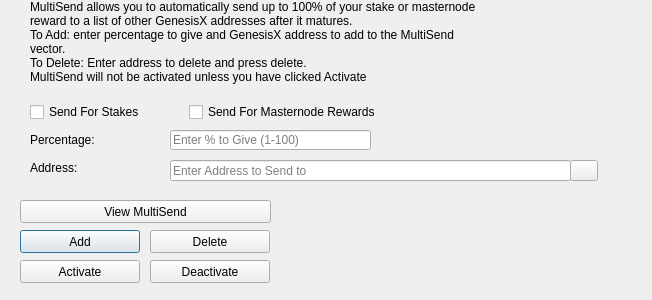
Qt form qt/forms/multisenddialog.ui (Ratstang/Test-QT) before a commit.
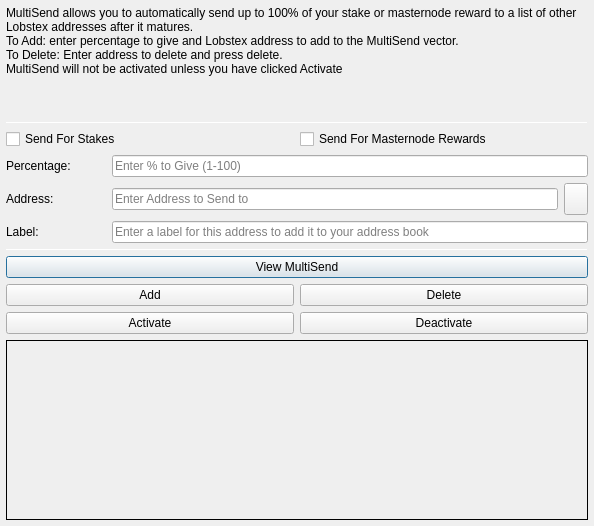
The same form after that commit. Icons and pictures are not drawn.

What changed in the file:
```diff
--- a/qt/forms/multisenddialog.ui
+++ b/qt/forms/multisenddialog.ui
@@ -9,22 +9,106 @@
    <rect>
     <x>0</x>
     <y>0</y>
-    <width>652</width>
-    <height>300</height>
+    <width>594</width>
+    <height>526</height>
    </rect>
   </property>
   <property name="windowTitle">
    <string>MultiSend</string>
   </property>
+  <layout class="QVBoxLayout" name="verticalLayout" stretch="0">
+   <property name="leftMargin">
+    <number>6</number>
+   </property>
+   <property name="topMargin">
+    <number>6</number>
+   </property>
+   <property name="rightMargin">
+    <number>6</number>
+   </property>
+   <property name="bottomMargin">
+    <number>6</number>
+   </property>
+   <item>
+    <layout class="QVBoxLayout" name="verticalLayout_Main" stretch="1,1,1,0,1,1,1">
+     <item>
+      <widget class="QLabel" name="label_2">
+       <property name="lineWidth">
+        <number>1</number>
+       </property>
+       <property name="text">
+        <string>MultiSend allows you to automatically send up to 100% of your stake or masternode reward to a list of other Lobstex addresses after it matures.
+To Add: enter percentage to give and Lobstex address to add to the MultiSend vector.
+To Delete: Enter address to delete and press delete.
+MultiSend will not be activated unless you have clicked Activate</string>
+       </property>
+       <property name="alignment">
+        <set>Qt::AlignLeading|Qt::AlignLeft|Qt::AlignTop</set>
+       </property>
+       <property name="wordWrap">
+        <bool>true</bool>
+       </property>
+      </widget>
+     </item>
+     <item>
+      <widget class="Line" name="line">
+       <property name="minimumSize">
+        <size>
+         <width>0</width>
+         <height>1</height>
+        </size>
+       </property>
+       <property name="maximumSize">
+        <size>
+         <width>16777215</width>
+         <height>1</height>
+        </size>
+       </property>
+       <property name="orientation">
+        <enum>Qt::Horizontal</enum>
+       </property>
+      </widget>
+     </item>
+     <item>
+      <layout class="QVBoxLayout" name="verticalLayout_Settings">
+       <item>
+        <layout class="QHBoxLayout" name="horizontalLayout">
+         <item>
+          <widget class="QCheckBox" name="multiSendStakeCheckBox">
+           <property name="text">
+            <string>Send For Stakes</string>
+           </property>
+          </widget>
+         </item>
+         <item>
+          <widget class="QCheckBox" name="multiSendMasternodeCheckBox">
+           <property name="text">
+            <string>Send For Masternode Rewards</string>
+           </property>
+          </widget>
+         </item>
+        </layout>
+       </item>
+       <item>
+        <layout class="QHBoxLayout" name="horizontalLayout_6">
+         <item>
+          <widget class="QLabel" name="label">
+           <property name="minimumSize">
+            <size>
+             <width>100</width>
+             <height>0</height>
+            </size>
+           </property>
+           <property name="toolTip">
+            <string>Percentage of stake to send</string>
+           </property>
+           <property name="text">
+            <string>Percentage:</string>
+           </property>
+          </widget>
+         </item>
+         <item>
   <widget class="QLineEdit" name="multiSendPercentEdit">
-   <property name="geometry">
-    <rect>
-     <x>170</x>
-     <y>130</y>
-     <width>201</width>
-     <height>20</height>
-    </rect>
-   </property>
    <property name="toolTip">
     <string>Enter whole numbers 1 - 100</string>
    </property>
@@ -32,15 +116,29 @@
     <string>Enter % to Give (1-100)</string>
    </property>
   </widget>
+         </item>
+        </layout>
+       </item>
+       <item>
+        <layout class="QHBoxLayout" name="horizontalLayout_7">
+         <item>
+          <widget class="QLabel" name="label_5">
+           <property name="minimumSize">
+            <size>
+             <width>100</width>
+             <height>0</height>
+            </size>
+           </property>
+           <property name="toolTip">
+            <string>Address to send portion of stake to</string>
+           </property>
+           <property name="text">
+            <string>Address:</string>
+           </property>
+          </widget>
+         </item>
+         <item>
   <widget class="QLineEdit" name="multiSendAddressEdit">
-   <property name="geometry">
-    <rect>
-     <x>170</x>
-     <y>160</y>
-     <width>401</width>
-     <height>21</height>
-    </rect>
-   </property>
    <property name="toolTip">
     <string/>
    </property>
@@ -48,87 +146,14 @@
     <string>Enter Address to Send to</string>
    </property>
   </widget>
-  <widget class="QLabel" name="label_2">
-   <property name="geometry">
-    <rect>
-     <x>30</x>
-     <y>0</y>
-     <width>451</width>
-     <height>121</height>
-    </rect>
-   </property>
-   <property name="lineWidth">
-    <number>1</number>
-   </property>
-   <property name="text">
-    <string>MultiSend allows you to automatically send up to 100% of your stake or masternode reward to a list of other GenesisX addresses after it matures.
-To Add: enter percentage to give and GenesisX address to add to the MultiSend vector.
-To Delete: Enter address to delete and press delete.
-MultiSend will not be activated unless you have clicked Activate</string>
-   </property>
-   <property name="alignment">
-    <set>Qt::AlignLeading|Qt::AlignLeft|Qt::AlignTop</set>
-   </property>
-   <property name="wordWrap">
-    <bool>true</bool>
-   </property>
-  </widget>
-  <widget class="QLabel" name="message">
-   <property name="geometry">
-    <rect>
-     <x>290</x>
-     <y>200</y>
-     <width>351</width>
-     <height>91</height>
-    </rect>
-   </property>
-   <property name="text">
-    <string/>
-   </property>
-  </widget>
-  <widget class="QPushButton" name="addButton">
-   <property name="geometry">
-    <rect>
-     <x>20</x>
-     <y>230</y>
-     <width>120</width>
-     <height>23</height>
-    </rect>
-   </property>
-   <property name="toolTip">
-    <string/>
-   </property>
-   <property name="statusTip">
-    <string>Add to MultiSend Vector</string>
-   </property>
-   <property name="text">
-    <string>Add</string>
-   </property>
-  </widget>
-  <widget class="QPushButton" name="disableButton">
-   <property name="geometry">
-    <rect>
-     <x>150</x>
-     <y>260</y>
-     <width>120</width>
-     <height>23</height>
-    </rect>
-   </property>
-   <property name="statusTip">
-    <string>Deactivate MultiSend</string>
-   </property>
-   <property name="text">
-    <string>Deactivate</string>
-   </property>
-  </widget>
-  <widget class="QPushButton" name="addressBookButton">
-   <property name="geometry">
-    <rect>
-     <x>570</x>
-     <y>160</y>
-     <width>28</width>
-     <height>21</height>
-    </rect>
+         </item>
+         <item>
+          <widget class="QToolButton" name="addressBookButton">
+           <property name="maximumSize">
+            <size>
+             <width>16777215</width>
+             <height>32</height>
+            </size>
    </property>
    <property name="toolTip">
     <string>Choose an address from the address book</string>
@@ -143,51 +168,85 @@
    <property name="shortcut">
     <string>Alt+A</string>
    </property>
-   <property name="autoDefault">
-    <bool>false</bool>
-   </property>
-  </widget>
-  <widget class="QLabel" name="label">
-   <property name="geometry">
-    <rect>
-     <x>30</x>
-     <y>130</y>
-     <width>121</width>
-     <height>20</height>
-    </rect>
-   </property>
+          </widget>
+         </item>
+        </layout>
+       </item>
+      </layout>
+     </item>
+     <item>
+      <layout class="QHBoxLayout" name="horizontalLayout_3">
+       <item>
+        <widget class="QLabel" name="label_3">
+         <property name="minimumSize">
+          <size>
+           <width>100</width>
+           <height>0</height>
+          </size>
+         </property>
+         <property name="text">
+          <string>Label:</string>
+         </property>
+        </widget>
+       </item>
+       <item>
+        <widget class="QLineEdit" name="labelAddressLabelEdit">
+         <property name="placeholderText">
+          <string>Enter a label for this address to add it to your address book</string>
+         </property>
+        </widget>
+       </item>
+      </layout>
+     </item>
+     <item>
+      <widget class="Line" name="line_2">
+       <property name="minimumSize">
+        <size>
+         <width>0</width>
+         <height>1</height>
+        </size>
+       </property>
+       <property name="maximumSize">
+        <size>
+         <width>16777215</width>
+         <height>1</height>
+        </size>
+       </property>
+       <property name="orientation">
+        <enum>Qt::Horizontal</enum>
+       </property>
+      </widget>
+     </item>
+     <item>
+      <layout class="QVBoxLayout" name="verticalLayout_Buttons">
+       <item>
+        <layout class="QHBoxLayout" name="horizontalLayout_4">
+         <item>
+          <widget class="QPushButton" name="viewButton">
    <property name="toolTip">
     <string>Percentage of stake to send</string>
    </property>
    <property name="text">
-    <string>Percentage:</string>
-   </property>
-  </widget>
-  <widget class="QLabel" name="label_5">
-   <property name="geometry">
-    <rect>
-     <x>30</x>
-     <y>160</y>
-     <width>111</width>
-     <height>16</height>
-    </rect>
-   </property>
+            <string>View MultiSend</string>
+           </property>
+          </widget>
+         </item>
+        </layout>
+       </item>
+       <item>
+        <layout class="QHBoxLayout" name="horizontalLayout_2">
+         <item>
+          <widget class="QPushButton" name="addButton">
    <property name="toolTip">
     <string>Address to send portion of stake to</string>
    </property>
    <property name="text">
-    <string>Address:</string>
-   </property>
-  </widget>
+            <string>Add</string>
+           </property>
+          </widget>
+         </item>
+         <item>
   <widget class="QPushButton" name="deleteButton">
-   <property name="geometry">
-    <rect>
-     <x>150</x>
-     <y>230</y>
-     <width>120</width>
-     <height>23</height>
-    </rect>
-   </property>
    <property name="toolTip">
     <string/>
    </property>
@@ -198,15 +257,13 @@
     <string>Delete</string>
    </property>
   </widget>
+         </item>
+        </layout>
+       </item>
+       <item>
+        <layout class="QHBoxLayout" name="horizontalLayout_5">
+         <item>
   <widget class="QPushButton" name="activateButton">
-   <property name="geometry">
-    <rect>
-     <x>20</x>
-     <y>260</y>
-     <width>120</width>
-     <height>23</height>
-    </rect>
-   </property>
    <property name="statusTip">
     <string>Activate MultiSend</string>
    </property>
@@ -214,51 +271,55 @@
     <string>Activate</string>
    </property>
   </widget>
-  <widget class="QPushButton" name="viewButton">
-   <property name="geometry">
-    <rect>
-     <x>20</x>
-     <y>200</y>
-     <width>251</width>
-     <height>23</height>
-    </rect>
-   </property>
-   <property name="toolTip">
-    <string/>
-   </property>
+         </item>
+         <item>
+          <widget class="QPushButton" name="disableButton">
    <property name="statusTip">
     <string>View MultiSend Vector</string>
    </property>
    <property name="text">
-    <string>View MultiSend</string>
-   </property>
-  </widget>
-  <widget class="QWidget" name="horizontalLayoutWidget">
-   <property name="geometry">
-    <rect>
-     <x>30</x>
-     <y>100</y>
-     <width>351</width>
-     <height>24</height>
-    </rect>
-   </property>
-   <layout class="QHBoxLayout" name="horizontalLayout">
-    <item>
-     <widget class="QCheckBox" name="multiSendStakeCheckBox">
-      <property name="text">
-       <string>Send For Stakes</string>
-      </property>
-     </widget>
-    </item>
+            <string>Deactivate</string>
+           </property>
+          </widget>
+         </item>
+        </layout>
+       </item>
+      </layout>
+     </item>
     <item>
-     <widget class="QCheckBox" name="multiSendMasternodeCheckBox">
+      <widget class="QLabel" name="message">
+       <property name="minimumSize">
+        <size>
+         <width>0</width>
+         <height>180</height>
+        </size>
+       </property>
+       <property name="frameShape">
+        <enum>QFrame::Panel</enum>
+       </property>
+       <property name="frameShadow">
+        <enum>QFrame::Plain</enum>
+       </property>
+       <property name="lineWidth">
+        <number>1</number>
+       </property>
+       <property name="midLineWidth">
+        <number>1</number>
+       </property>
       <property name="text">
-       <string>Send For Masternode Rewards</string>
-      </property>
+        <string/>
+       </property>
+       <property name="alignment">
+        <set>Qt::AlignLeading|Qt::AlignLeft|Qt::AlignTop</set>
+       </property>
+       <property name="wordWrap">
+        <bool>true</bool>
+       </property>
      </widget>
     </item>
    </layout>
-  </widget>
+   </item>
+  </layout>
  </widget>
  <resources>
   <include location="../genesisx.qrc"/>
```
Left out of the diff: 20 changed lines with no effect on the pictures. Lines whose indentation alone changed are shown as unchanged.
